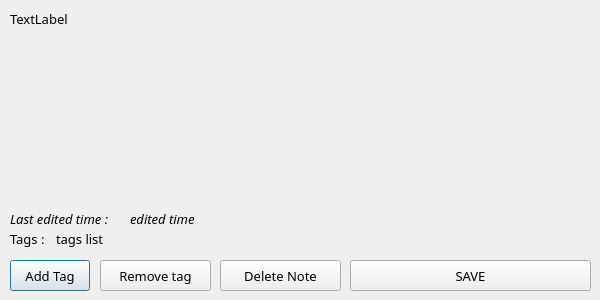
The window that Notes/notedialog.ui (HelgaBK/boop_2nd_1sem) describes before a commit, drawn with Qt 5.
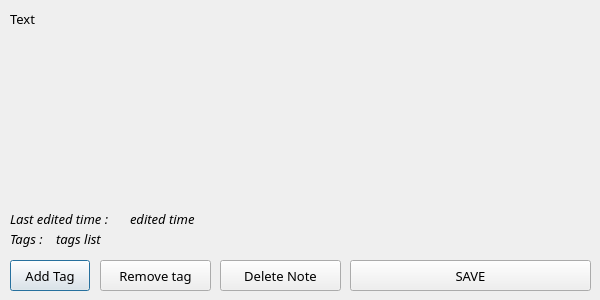
The same window after the commit.

Commit message: Polished design of Note Dialog UI

```diff
--- a/Notes/notedialog.ui
+++ b/Notes/notedialog.ui
@@ -41,7 +41,7 @@
     </rect>
    </property>
    <property name="text">
-    <string>TextLabel</string>
+    <string>Text</string>
    </property>
    <property name="alignment">
     <set>Qt::AlignLeading|Qt::AlignLeft|Qt::AlignTop</set>
@@ -98,6 +98,11 @@
      <height>21</height>
     </rect>
    </property>
+   <property name="font">
+    <font>
+     <italic>true</italic>
+    </font>
+   </property>
    <property name="text">
     <string>Tags : </string>
    </property>
@@ -114,6 +119,11 @@
      <height>21</height>
     </rect>
    </property>
+   <property name="font">
+    <font>
+     <italic>true</italic>
+    </font>
+   </property>
    <property name="text">
     <string>tags list</string>
    </property>
```
